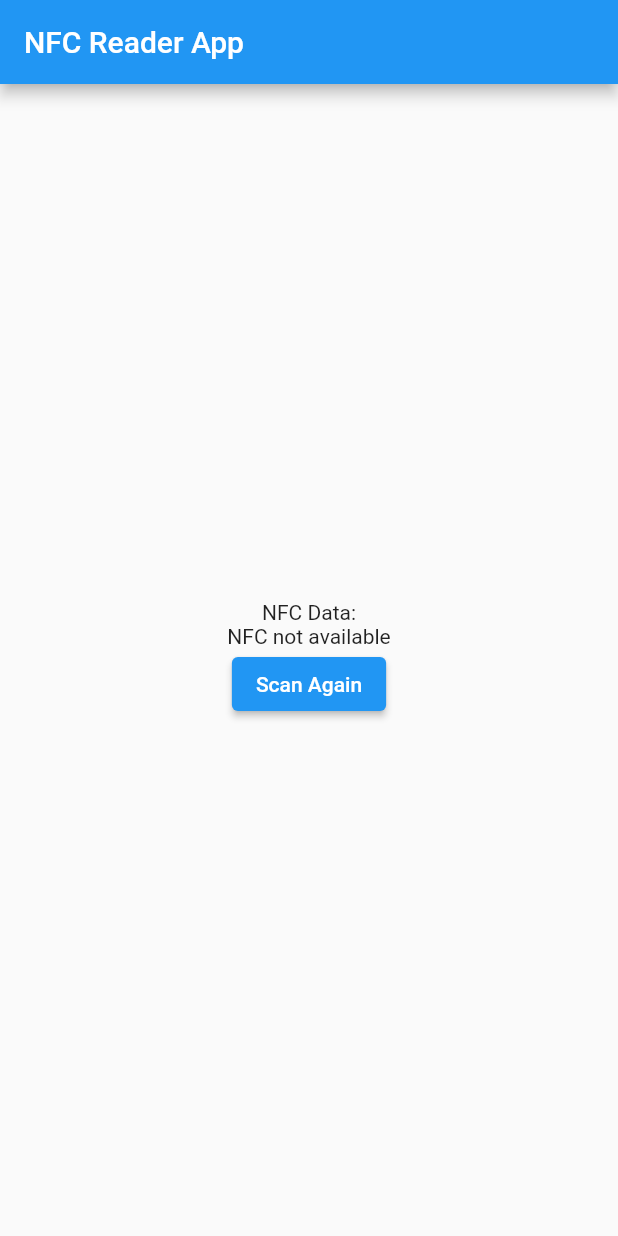
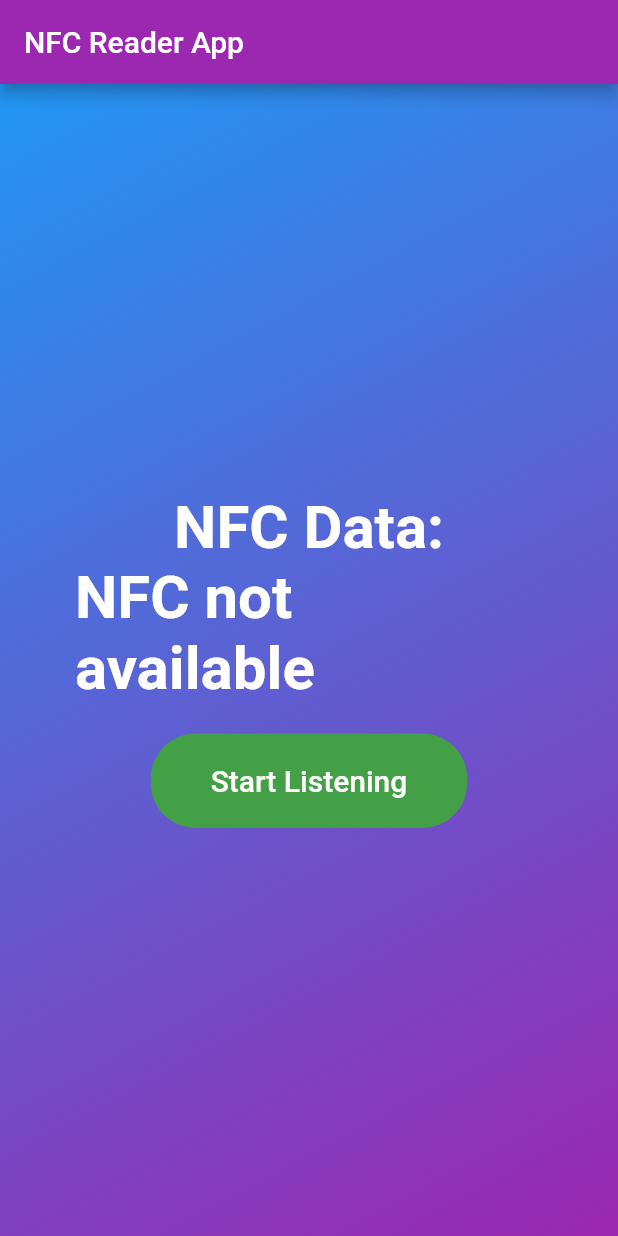
Before and after one commit to danloq/Flutter-simple-NFC, a Flutter app: the screen it shows after launch, on a phone screen of 412 x 824 dp. Run offline on Flutter 3.47's test engine with Material 2 defaults, Android fonts, the phone set to English and light mode, and no system bars; missing offline and left inert: flutter_nfc_kit.

Commit message:
applied style changes and added logic to keep listening for a tag until stopped

```diff
--- a/first_app/lib/gradient_container.dart
+++ b/first_app/lib/gradient_container.dart
@@ -9,6 +9,8 @@ class GradientContainer extends StatelessWidget {
   @override
   Widget build(BuildContext context) {
     return Container(
+      width: double.infinity,
+      height: double.infinity,
       decoration: BoxDecoration(
         gradient: LinearGradient(
           colors: colors,
@@ -17,7 +19,7 @@ class GradientContainer extends StatelessWidget {
         ),
       ),
       child: Container(
-        margin: const EdgeInsets.all(50),
+        padding: const EdgeInsets.all(50),
         child: Column(
           mainAxisAlignment: MainAxisAlignment.center,
           children: children,
--- a/first_app/lib/main.dart
+++ b/first_app/lib/main.dart
@@ -1,5 +1,8 @@
+import 'package:first_app/styled_text.dart';
 import 'package:flutter/material.dart';
 import 'package:flutter_nfc_kit/flutter_nfc_kit.dart';
+
+import 'gradient_container.dart';
 
 void main() => runApp(const MyApp());
 
@@ -25,31 +28,53 @@ class MyHomePage extends StatefulWidget {
 
 class _MyHomePageState extends State<MyHomePage> {
   String _nfcData = 'No Data';
+  bool _isListening = false;
 
   @override
   void initState() {
     super.initState();
-    initNFC();
+    initNFC(); // check NFC availability on app start
   }
 
   Future<void> initNFC() async {
     var availability = await FlutterNfcKit.nfcAvailability;
+    if (availability != NFCAvailability.available) {
+      setState(() {
+        _nfcData = 'NFC not available';
+      });
+    }
+  }
+
+  Future<void> toggleListening() async {
+    setState(() {
+      _isListening =
+          !_isListening; // Toggle the listening state immediately when the button is pressed
+    });
+
+    if (_isListening) {
+      var availability = await FlutterNfcKit.nfcAvailability;
       if (availability == NFCAvailability.available) {
+        while (_isListening) {
           try {
             final NFCTag tag = await FlutterNfcKit.poll();
-        // This is where you handle the NFC tag data
             setState(() {
               _nfcData = tag.id;
             });
           } on Exception catch (e) {
             setState(() {
               _nfcData = 'Error reading NFC: $e';
+              _isListening = false; // Stop listening if there's an error
             });
+          }
         }
       } else {
         setState(() {
           _nfcData = 'NFC not available';
         });
+      }
+    } else {
+      // If the user wants to stop listening
+      FlutterNfcKit.finish();
     }
   }
 
@@ -57,21 +82,44 @@ class _MyHomePageState extends State<MyHomePage> {
   Widget build(BuildContext context) {
     return Scaffold(
       appBar: AppBar(
+        backgroundColor: Colors.purple,
         title: const Text('NFC Reader App'),
       ),
-      body: Center(
-        child: Column(
-          mainAxisAlignment: MainAxisAlignment.center,
-          crossAxisAlignment: CrossAxisAlignment.center,
+      body: GradientContainer(
+        colors: const [Colors.blue, Colors.purple],
         children: [
-            const Text('NFC Data:'),
-            Text(_nfcData),
-            ElevatedButton(
-              onPressed: initNFC,
-              child: const Text('Scan Again'),
+          const StyledText(text: 'NFC Data:'),
+          StyledText(key: ValueKey(_nfcData), text: _nfcData),
+          const SizedBox(height: 20),
+          TextButton(
+            onPressed: toggleListening,
+            style: ButtonStyle(
+              padding: MaterialStateProperty.all<EdgeInsets>(
+                const EdgeInsets.symmetric(horizontal: 40, vertical: 20),
               ),
+              backgroundColor: MaterialStateProperty.resolveWith<Color>(
+                (Set<MaterialState> states) {
+                  if (states.contains(MaterialState.pressed)) {
+                    return _isListening ? Colors.red[700]! : Colors.green[700]!;
+                  }
+                  return _isListening ? Colors.red[600]! : Colors.green[600]!;
+                },
+              ),
+              shape: MaterialStateProperty.all<RoundedRectangleBorder>(
+                RoundedRectangleBorder(
+                  borderRadius: BorderRadius.circular(30.0),
+                ),
+              ),
+            ),
+            child: Text(
+              _isListening ? 'Stop Listening' : 'Start Listening',
+              style: const TextStyle(
+                fontSize: 20,
+                color: Colors.white,
+              ),
+            ),
+          )
         ],
-        ),
       ),
     );
   }
```
Also changed, not shown: 1 other file. Lines whose indentation alone changed are shown as unchanged.
